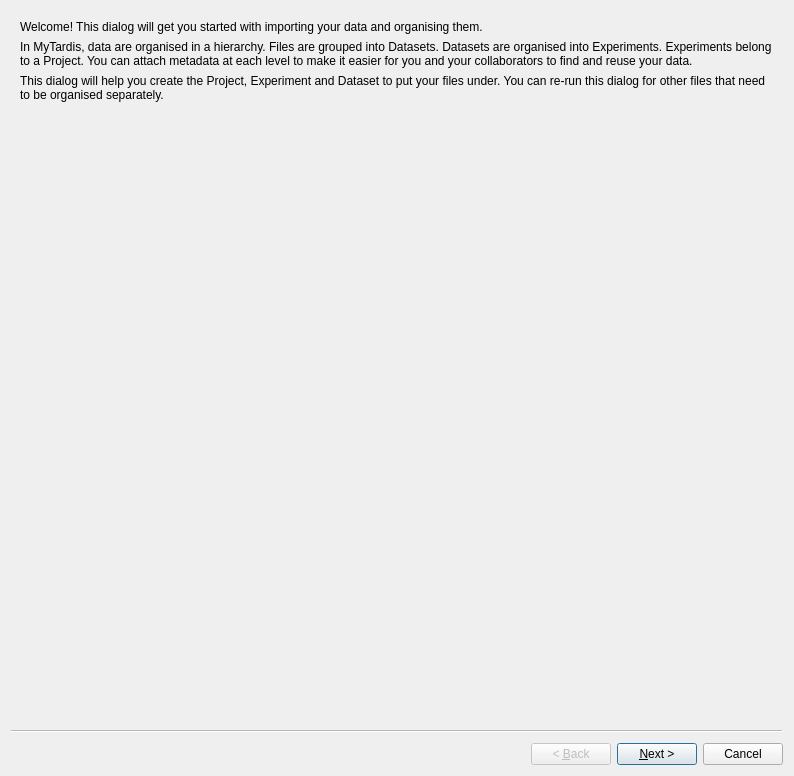
This is add-files-wizard.ui in UoA-eResearch/mytardis_ime as Qt 5 draws it before an edit. The edited form follows.
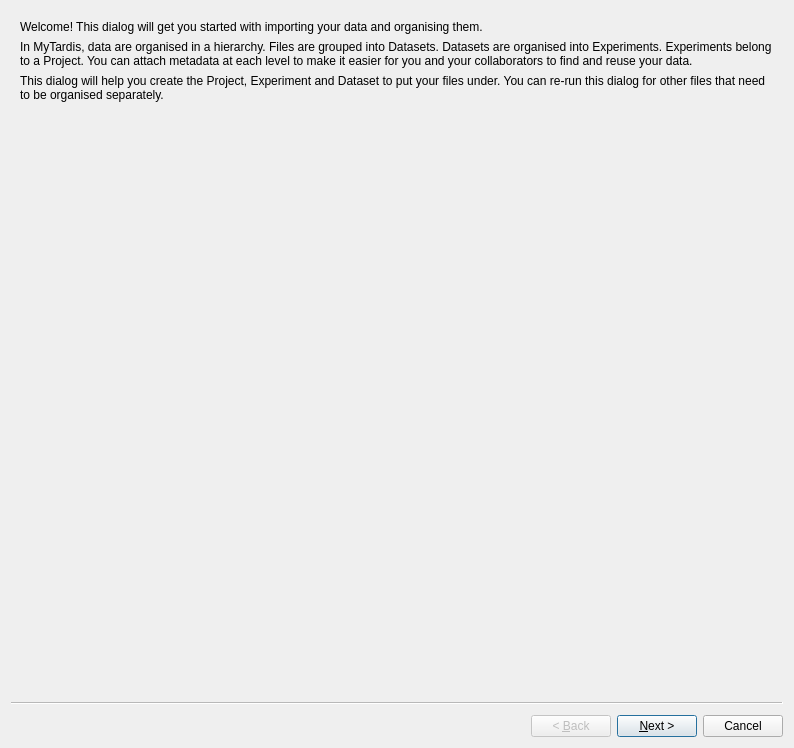
This is the edited form.

Commit message: changed wizard window title

Patch:
```diff
--- a/add-files-wizard.ui
+++ b/add-files-wizard.ui
@@ -7,7 +7,7 @@
     <x>0</x>
     <y>0</y>
     <width>794</width>
-    <height>776</height>
+    <height>748</height>
    </rect>
   </property>
   <property name="windowTitle">
```
Left out of the diff: 6 changed lines with no effect on the pictures.
